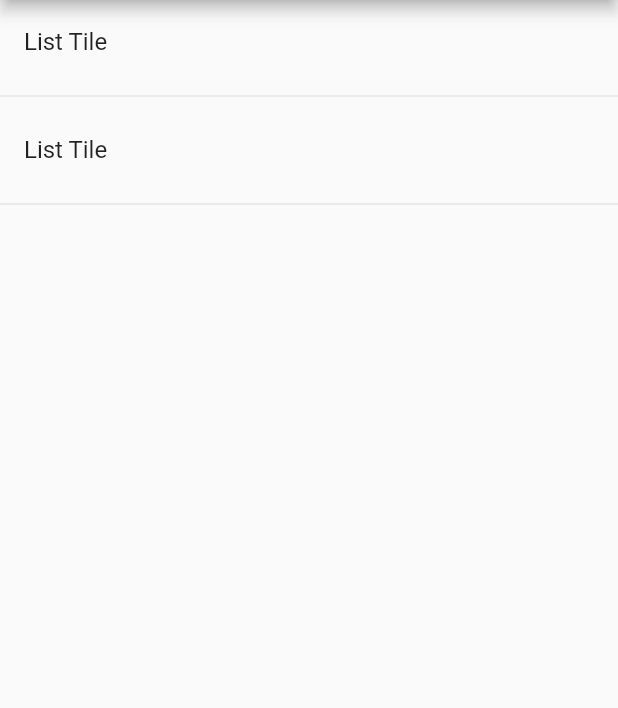
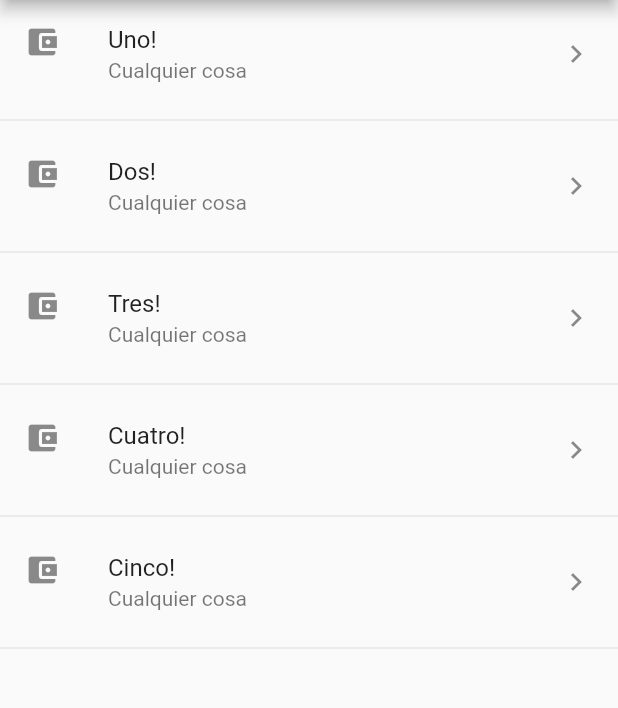
Before and after one commit to himuraxkenji/ideal-memory, a Flutter app: the screen it shows after launch, on a phone screen of 412 x 824 dp, the part 84-792 px from its top. Run offline on Flutter 3.47's test engine with Material 2 defaults, Android fonts, the phone set to English and light mode, and no system bars.

Commit message:
List Tiles and Maps

```diff
--- a/lib/src/pages/home_temp.dart
+++ b/lib/src/pages/home_temp.dart
@@ -1,6 +1,8 @@
 import 'package:flutter/material.dart';
 
 class HomePageTemp extends StatelessWidget {
+
+  final opciones = ['Uno', 'Dos', 'Tres', 'Cuatro', 'Cinco'];
 
   @override
   Widget build(BuildContext context) {
@@ -9,14 +11,43 @@ class HomePageTemp extends StatelessWidget {
         title: Text('Componentes Temp'),
       ),
       body: ListView(
-        children: <Widget>[
-          ListTile(title: Text('List Tile')),
-          Divider(),
-          ListTile(title: Text('List Tile')),
-          Divider(),
-
-        ],
+        // children: _crearItems()
+        children: _crearItemsCorto()
+        ,
       ),
     );
   }
+
+  List<Widget> _crearItems(){
+
+    List<Widget> lista = new List<Widget>();
+    for(String opt in this.opciones){
+      final tempWidget = ListTile(
+        title: Text(opt),
+      );
+
+      lista..add(tempWidget)
+           ..add(Divider());
+    }
+    return lista;
+  }
+
+
+  List<Widget> _crearItemsCorto(){
+    return this.opciones.map((opt) {
+      return Column(
+        children: <Widget>[
+          ListTile(
+            title: Text(opt + '!'),
+            subtitle: Text('Cualquier cosa') ,
+            leading: Icon( Icons.account_balance_wallet),
+            trailing: Icon( Icons.keyboard_arrow_right),
+            onTap: (){},
+
+          ),
+          Divider()
+        ],
+      );
+    }).toList();
+  }
 }
```
